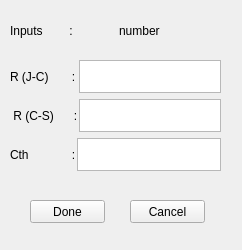
Above: PythonGeckoApp/PythonGecko/thermalParametersDialogModular.ui from upb-lea/ConverterSweepStore before the change. Below: the same form after it.
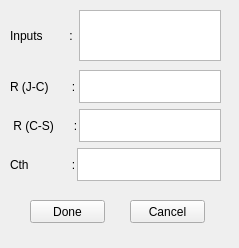
That is the form after the change. Icons and pictures are not drawn.

Diff of the .ui file:
```diff
--- a/PythonGeckoApp/PythonGecko/thermalParametersDialogModular.ui
+++ b/PythonGeckoApp/PythonGecko/thermalParametersDialogModular.ui
@@ -6,8 +6,8 @@
    <rect>
     <x>0</x>
     <y>0</y>
-    <width>242</width>
-    <height>250</height>
+    <width>239</width>
+    <height>248</height>
    </rect>
   </property>
   <property name="windowTitle">
@@ -52,7 +52,7 @@
      <x>10</x>
      <y>10</y>
      <width>211</width>
-     <height>41</height>
+     <height>51</height>
     </rect>
    </property>
    <layout class="QHBoxLayout" name="horizontalLayout_3">
@@ -64,18 +64,15 @@
      </widget>
     </item>
     <item>
-     <widget class="QLabel" name="displayLabel">
-      <property name="toolTipDuration">
-       <number>-1</number>
+     <widget class="QTextEdit" name="displayEdit">
+      <property name="autoFormatting">
+       <set>QTextEdit::AutoAll</set>
       </property>
-      <property name="lineWidth">
-       <number>1</number>
+      <property name="readOnly">
+       <bool>true</bool>
       </property>
-      <property name="text">
-       <string>number</string>
-      </property>
-      <property name="indent">
-       <number>-1</number>
+      <property name="overwriteMode">
+       <bool>true</bool>
       </property>
      </widget>
     </item>
@@ -85,7 +82,7 @@
    <property name="geometry">
     <rect>
      <x>10</x>
-     <y>60</y>
+     <y>70</y>
      <width>211</width>
      <height>111</height>
     </rect>
```
Left out of the diff: 2 changed lines with no effect on the pictures.
